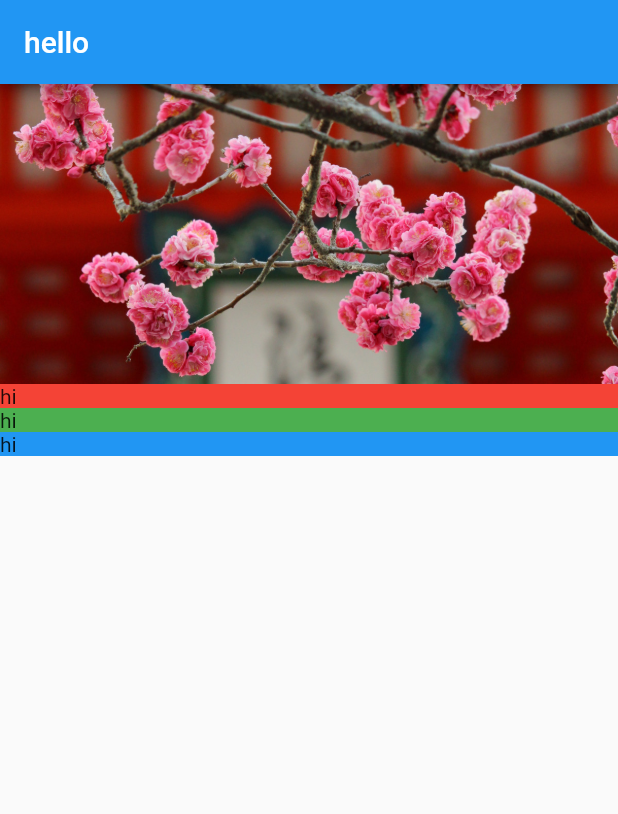
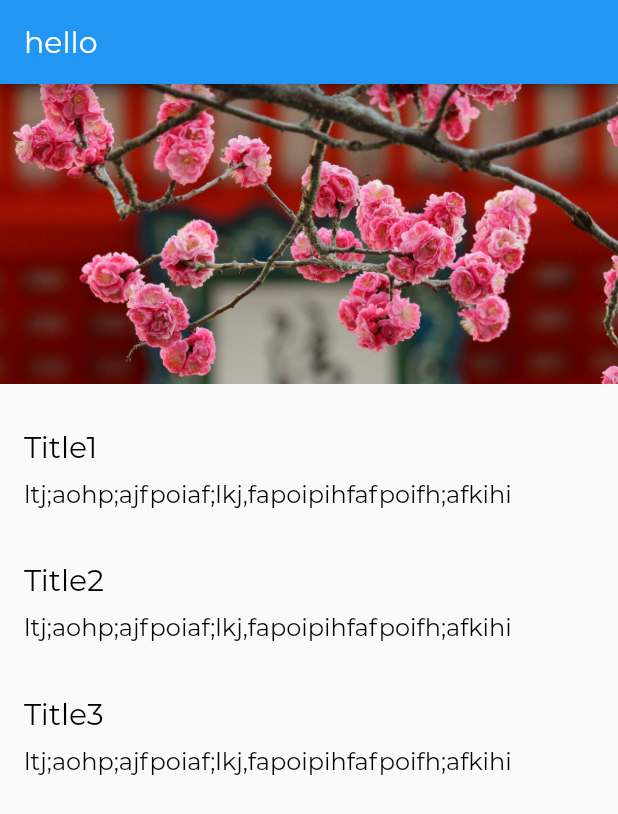
Before and after one commit to sumonsheikh/Tour_Booking, a Flutter app: the screen it shows after launch, on a phone screen of 412 x 824 dp. Shown: the top 814 px of the screen. Run offline on Flutter 3.47's test engine with Material 2 defaults, Android fonts, the phone set to English and light mode, and no system bars.

Commit message:
Custom font added Succesfully

```diff
--- a/lib/app.dart
+++ b/lib/app.dart
@@ -1,10 +1,21 @@
 import 'package:flutter/material.dart';
+import 'package:tour_app/style.dart';
 import 'screens/location_detail/location_detail.dart';
+import 'style.dart';
 class App extends StatelessWidget{
   @override
   Widget build(BuildContext context){
     return MaterialApp(
       home: LocationDetail(),
+      theme: ThemeData(
+        appBarTheme: AppBarTheme(
+          textTheme: TextTheme(title: AppBarTextStyle),
+        ),
+        textTheme: TextTheme(
+          title: TitleTextStyle,
+          body1: Body1TextStyle,
+        )
+      ),
     );
 
   }
--- a/lib/screens/location_detail/location_detail.dart
+++ b/lib/screens/location_detail/location_detail.dart
@@ -14,9 +14,10 @@ class LocationDetail extends StatelessWidget{
         crossAxisAlignment: CrossAxisAlignment.stretch,
         children: [
           ImageBanner("assets/images/kiyomizu-dera.jpg"),
-          TextSection(Colors.red),
-          TextSection(Colors.green),
-          TextSection(Colors.blue),
+          TextSection('Title1','ltj;aohp;ajfpoiaf;lkj,fapoipihfafpoifh;afkihi'),
+          TextSection('Title2','ltj;aohp;ajfpoiaf;lkj,fapoipihfafpoifh;afkihi'),
+          TextSection('Title3','ltj;aohp;ajfpoiaf;lkj,fapoipihfafpoifh;afkihi'),
+
 
         ],
       )
--- a/lib/screens/location_detail/text_section.dart
+++ b/lib/screens/location_detail/text_section.dart
@@ -1,15 +1,28 @@
 import 'package:flutter/material.dart';
 import 'package:flutter/rendering.dart';
 class TextSection extends StatelessWidget{
-  final Color _color;
-  TextSection(this._color);
+  final String _title;
+  final String _body;
+  static const double _hPad=16.0;
+
+  TextSection(this._title,this._body);
   @override
   Widget build(BuildContext context){
-    return Container(
-        decoration: BoxDecoration(
-          color: _color,
-        ),
-        child: Text('hi'),
-      );
+    return Column(
+      mainAxisAlignment: MainAxisAlignment.start,
+      crossAxisAlignment: CrossAxisAlignment.stretch,
+      children: [
+        Container(
+          padding: const EdgeInsets.fromLTRB(_hPad, 30.0, _hPad, 5.0),
+          child:Text(_title,style: Theme.of(context).textTheme.title,),
+          ),
+          Container(
+          padding: const EdgeInsets.fromLTRB(_hPad, 5.0, _hPad, 5.0),
+          child:Text(_body,style: Theme.of(context).textTheme.body1,),
+          ),
+
+
+      ],
+    );
   }
 }
--- /dev/null
+++ b/lib/style.dart
@@ -0,0 +1,24 @@
+import 'package:flutter/material.dart';
+const LargeTextSize=26.0;
+const MediumTextSize=20.0;
+const BodyTextSize=16.0;
+const String FontNameDefult='Montserrat';
+
+const AppBarTextStyle = TextStyle(
+  fontFamily: FontNameDefult,
+  fontSize: MediumTextSize,
+  fontWeight: FontWeight.w300,
+  color: Colors.white,
+);
+const TitleTextStyle = TextStyle(
+  fontFamily: FontNameDefult,
+  fontSize: MediumTextSize,
+  fontWeight: FontWeight.w300,
+  color: Colors.black,
+);
+const Body1TextStyle = TextStyle(
+  fontFamily: FontNameDefult,
+  fontSize: BodyTextSize,
+  fontWeight: FontWeight.w300,
+  color: Colors.black,
+);
```
Also changed, not shown: pubspec.yaml (+7 -14 lines), assets/fonts/Montserrat-Bold.ttf (added), assets/fonts/Montserrat-Regular.ttf (added).
